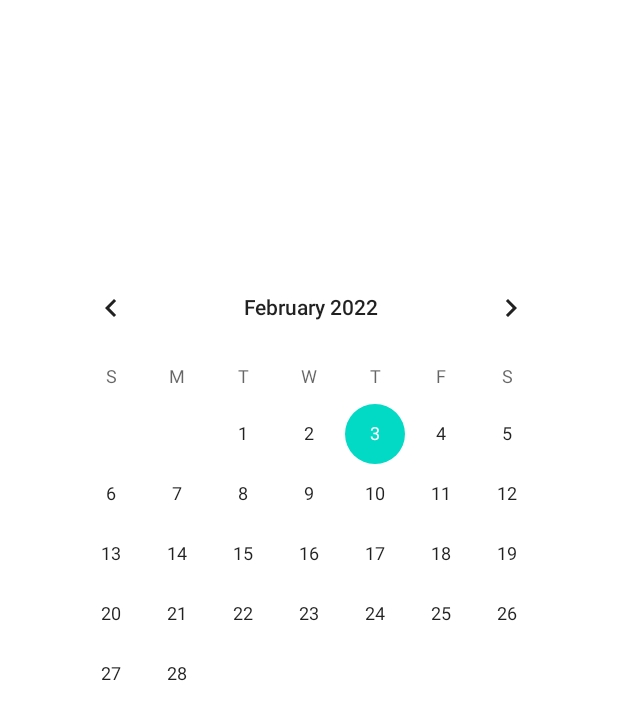
After one commit to heisenferg/IRPFCalcFerFer, an Android app: the layout fragment_calendario.xml on its own in the app's theme, with its tools: preview values and no code run, on a phone screen of 412 x 824 dp. The commit adds this screen. Shown: the top 720 px of the screen. Run offline under Robolectric (Android 15) with nearby library versions, the phone set to English and light mode, and no system bars.

Commit message:
1 Empezando

```diff
--- a/app/build.gradle
+++ b/app/build.gradle
@@ -32,6 +32,7 @@ dependencies {
     implementation 'androidx.appcompat:appcompat:1.4.1'
     implementation 'com.google.android.material:material:1.5.0'
     implementation 'androidx.constraintlayout:constraintlayout:2.1.3'
+    implementation 'androidx.legacy:legacy-support-v4:1.0.0'
     testImplementation 'junit:junit:4.13.2'
     androidTestImplementation 'androidx.test.ext:junit:1.1.3'
     androidTestImplementation 'androidx.test.espresso:espresso-core:3.4.0'
--- /dev/null
+++ b/app/src/main/res/layout/fragment_calendario.xml
@@ -0,0 +1,20 @@
+<?xml version="1.0" encoding="utf-8"?>
+<RelativeLayout xmlns:android="http://schemas.android.com/apk/res/android"
+    xmlns:tools="http://schemas.android.com/tools"
+    android:layout_width="match_parent"
+    android:layout_height="match_parent"
+    tools:context=".Calendario">
+
+    <CalendarView
+        android:id="@+id/calendario"
+        android:layout_width="wrap_content"
+        android:layout_height="wrap_content"
+        android:layout_alignParentStart="true"
+        android:layout_alignParentTop="true"
+        android:layout_alignParentEnd="true"
+        android:layout_alignParentBottom="true"
+        android:layout_marginStart="32dp"
+        android:layout_marginTop="171dp"
+        android:layout_marginEnd="29dp"
+        android:layout_marginBottom="222dp" />
+</RelativeLayout>
--- a/app/src/main/res/values/strings.xml
+++ b/app/src/main/res/values/strings.xml
@@ -1,3 +1,5 @@
 <resources>
     <string name="app_name">IRPFCalcFerFer</string>
+    <!-- TODO: Remove or change this placeholder text -->
+    <string name="hello_blank_fragment">Hello blank fragment</string>
 </resources>
```
Also changed, not shown: app/src/main/java/com/example/irpfcalcferfer/Calendario.java (added, +33 -0 lines), app/src/main/java/com/example/irpfcalcferfer/MainActivity.java (+44 -5 lines).
